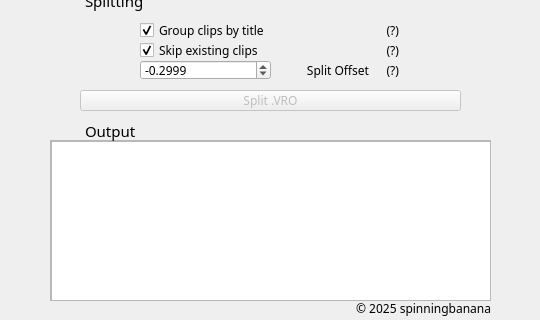
spinningbanana/dvd-rtr-vmg0-splitter, file form.ui: the form before one commit; both pictures show x 0 to 540 and y 200 to 520 of the 540 by 520 pixel window.
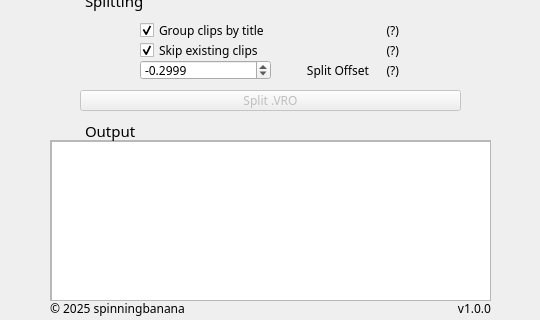
The form after the commit.

```diff
--- a/form.ui
+++ b/form.ui
@@ -527,12 +527,40 @@
     <number>2</number>
    </property>
   </widget>
-  <widget class="QLabel" name="copyright">
+  <widget class="QLabel" name="meta_version">
+   <property name="geometry">
+    <rect>
+     <x>280</x>
+     <y>500</y>
+     <width>211</width>
+     <height>20</height>
+    </rect>
+   </property>
+   <property name="font">
+    <font>
+     <family>MS Gothic</family>
+     <pointsize>9</pointsize>
+    </font>
+   </property>
+   <property name="text">
+    <string>v1.0.0</string>
+   </property>
+   <property name="alignment">
+    <set>Qt::AlignmentFlag::AlignRight|Qt::AlignmentFlag::AlignTop|Qt::AlignmentFlag::AlignTrailing</set>
+   </property>
+   <property name="margin">
+    <number>0</number>
+   </property>
+   <property name="indent">
+    <number>0</number>
+   </property>
+  </widget>
+  <widget class="QLabel" name="meta_copyright">
    <property name="geometry">
     <rect>
      <x>50</x>
      <y>500</y>
-     <width>441</width>
+     <width>211</width>
      <height>20</height>
     </rect>
    </property>
@@ -546,7 +574,7 @@
     <string>© 2025 spinningbanana</string>
    </property>
    <property name="alignment">
-    <set>Qt::AlignmentFlag::AlignRight|Qt::AlignmentFlag::AlignTop|Qt::AlignmentFlag::AlignTrailing</set>
+    <set>Qt::AlignmentFlag::AlignLeading|Qt::AlignmentFlag::AlignLeft|Qt::AlignmentFlag::AlignTop</set>
    </property>
    <property name="margin">
     <number>0</number>
```
